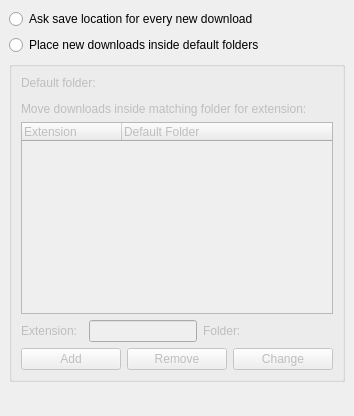
Above: conf/dlgdirectories.ui from KDE/kget before the change. Below: the same form after it.
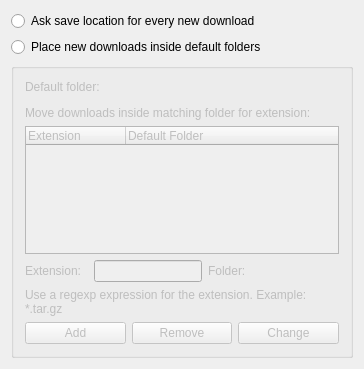
That is the form after the change. Custom widgets are drawn as their Qt base class.

Commit message:
Usability fixes for settings dialog: #6 Extension formatting unclear #8 Inconsistent settings labels and dialog layout
+ UI files cleanups

```diff
--- a/conf/dlgdirectories.ui
+++ b/conf/dlgdirectories.ui
@@ -5,17 +5,11 @@
    <rect>
     <x>0</x>
     <y>0</y>
-    <width>354</width>
-    <height>416</height>
+    <width>364</width>
+    <height>369</height>
    </rect>
   </property>
   <layout class="QVBoxLayout" >
-   <property name="margin" >
-    <number>9</number>
-   </property>
-   <property name="spacing" >
-    <number>6</number>
-   </property>
    <item>
     <widget class="QRadioButton" name="askRadioButton" >
      <property name="text" >
@@ -39,12 +33,6 @@
       <string/>
      </property>
      <layout class="QVBoxLayout" >
-      <property name="margin" >
-       <number>9</number>
-      </property>
-      <property name="spacing" >
-       <number>6</number>
-      </property>
       <item>
        <widget class="QLabel" name="defaultFolderLabel" >
         <property name="text" >
@@ -100,9 +88,7 @@
         <item>
          <widget class="QLineEdit" name="extensionLineEdit" >
           <property name="sizePolicy" >
-           <sizepolicy>
-            <hsizetype>1</hsizetype>
-            <vsizetype>0</vsizetype>
+           <sizepolicy vsizetype="Fixed" hsizetype="Minimum" >
             <horstretch>0</horstretch>
             <verstretch>0</verstretch>
            </sizepolicy>
@@ -130,6 +116,16 @@
         </item>
        </layout>
       </item>
+      <item>
+       <widget class="QLabel" name="extensionDescriptionLabel" >
+        <property name="text" >
+         <string>Use a regexp expression for the extension. Example: *.tar.gz</string>
+        </property>
+        <property name="wordWrap" >
+         <bool>true</bool>
+        </property>
+       </widget>
+      </item>
       <item>
        <layout class="QHBoxLayout" >
         <property name="margin" >
```
Left out of the diff: 34 changed lines with no effect on the pictures. The commit also changes 4 other files.
